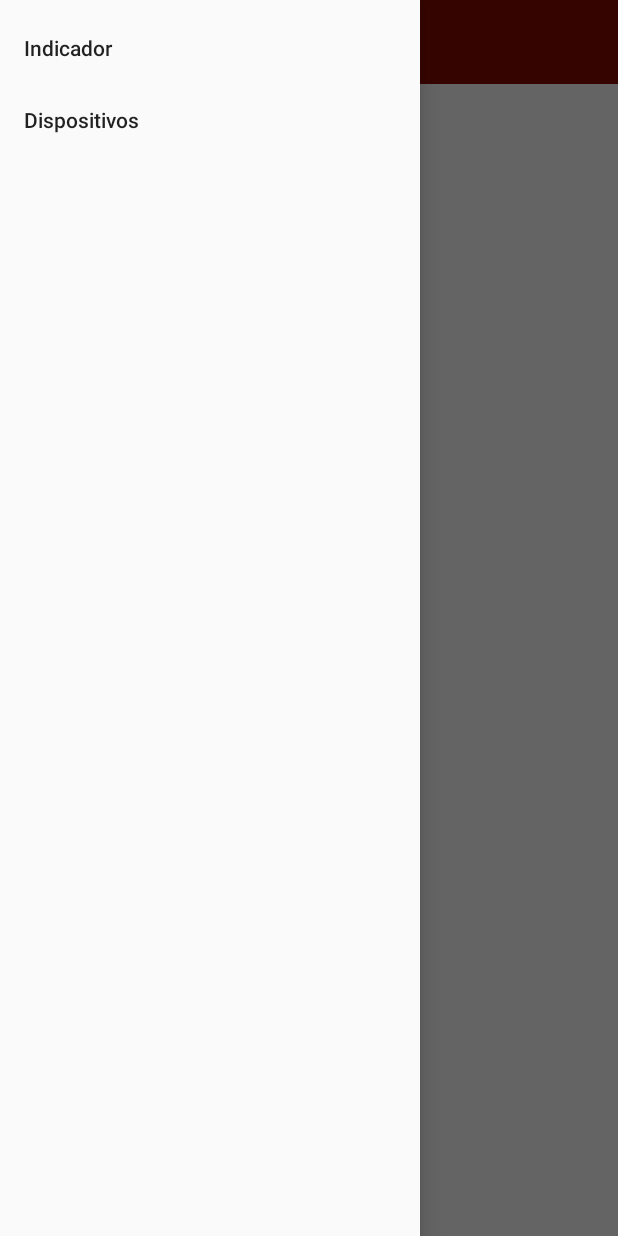
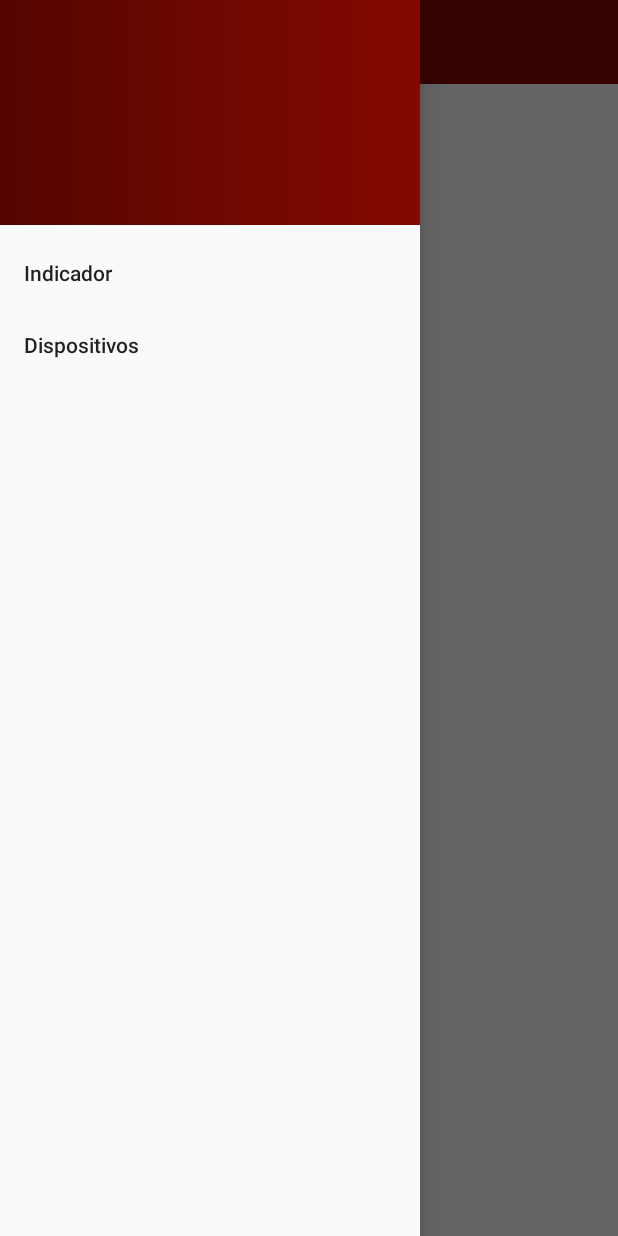
Before and after one commit to rodoldoboffo/indicador-rb-android, an Android app: the screen it shows after launch (IndicadorActivity), with the side drawer open, on a phone screen of 412 x 824 dp. Run offline under Robolectric (Android 15) with nearby library versions, the phone set to English and light mode, and no system bars.

Commit message:
#2 - Adicionando cabeçalho

```diff
--- /dev/null
+++ b/app/src/main/res/drawable/menu_header_drawable.xml
@@ -0,0 +1,11 @@
+<?xml version="1.0" encoding="utf-8"?>
+<shape xmlns:android="http://schemas.android.com/apk/res/android"
+    android:shape="rectangle">
+
+    <gradient
+        android:startColor="@color/colorPrimaryDark"
+        android:endColor="@color/colorPrimary"
+        android:angle="0">
+    </gradient>
+
+</shape>
--- a/app/src/main/res/layout/activity_base.xml
+++ b/app/src/main/res/layout/activity_base.xml
@@ -16,7 +16,8 @@
             android:id="@+id/toolbar"
             android:layout_width="match_parent"
             android:layout_height="?attr/actionBarSize"
-            android:theme="@style/MyToolbarStyle"/>
+            android:theme="@style/MyToolbarStyle"
+            />
 
         <FrameLayout
             android:id="@+id/contentFrame"
@@ -32,6 +33,7 @@
         android:layout_gravity="start"
         android:fitsSystemWindows="true"
         app:menu="@menu/principal_menu"
+        app:headerLayout="@layout/menu_header"
         />
 
 </android.support.v4.widget.DrawerLayout>
--- /dev/null
+++ b/app/src/main/res/layout/menu_header.xml
@@ -0,0 +1,11 @@
+<?xml version="1.0" encoding="utf-8"?>
+<RelativeLayout xmlns:android="http://schemas.android.com/apk/res/android"
+    android:layout_width="match_parent"
+    android:layout_height="150dp">
+
+    <ImageView
+        android:layout_width="fill_parent"
+        android:layout_height="fill_parent"
+        android:src="@drawable/menu_header_drawable"/>
+
+</RelativeLayout>
```
